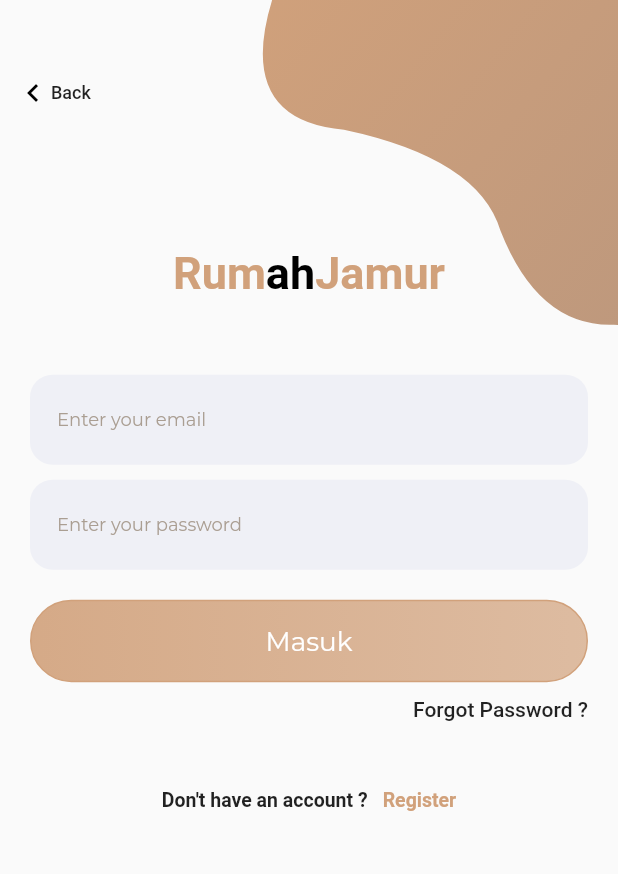
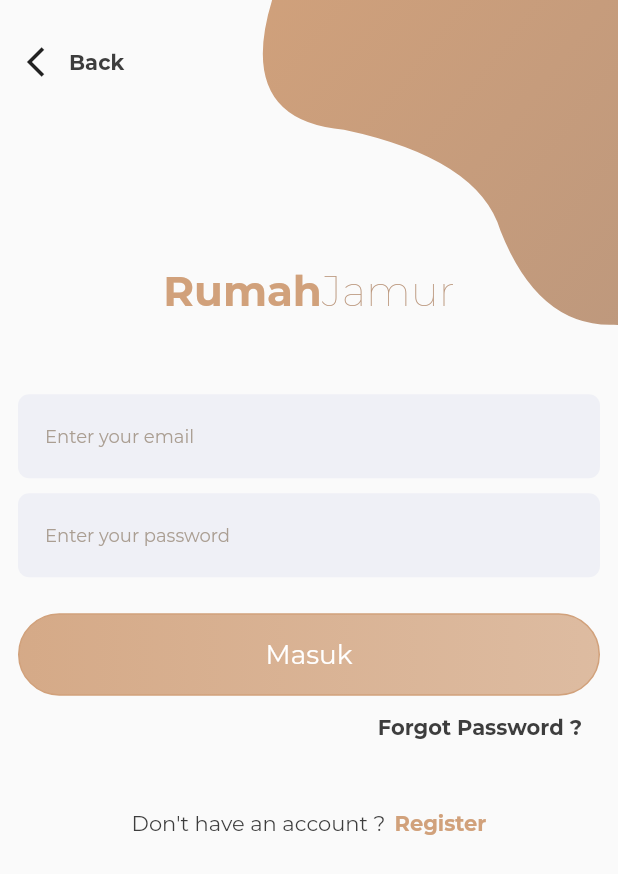
Before and after one commit to candraprasetya/rumah_jamur_app, a Flutter app: the screen it shows after launch, after a tap on "Masuk", on a phone screen of 412 x 824 dp. Shown: the top 874 px of the screen. Run offline on Flutter 3.47's test engine with Material 2 defaults, Android fonts, the phone set to English and light mode, and no system bars; drawn by our look-alikes of velocity_x; our stand-ins replace cloud_firestore, firebase_auth, firebase_core, firebase_storage, fl_chart, get and 4 more; missing offline and left inert: qrscan, spincircle_bottom_bar; accounts and stored records are empty.

Commit message:
Merapikan login screen

```diff
--- a/lib/main.dart
+++ b/lib/main.dart
@@ -48,6 +48,8 @@ class MyApp extends StatelessWidget {
         //Loading
         return Center(
           child: Container(
+            width: MediaQuery.of(context).size.width,
+            height: MediaQuery.of(context).size.height,
             color: Colors.white,
             child: CircularProgressIndicator(
               valueColor: AlwaysStoppedAnimation(Color(0xFFd1a17b)),
--- a/lib/screens/login_screen.dart
+++ b/lib/screens/login_screen.dart
@@ -8,27 +8,6 @@ class LoginScreen extends StatefulWidget {
 class _LoginScreenState extends State<LoginScreen> {
   TextEditingController emailController = TextEditingController();
   TextEditingController passController = TextEditingController();
-
-  Widget _backButton() {
-    return InkWell(
-      onTap: () {
-        Get.back();
-      },
-      child: Container(
-        padding: EdgeInsets.symmetric(horizontal: 10),
-        child: Row(
-          children: <Widget>[
-            Container(
-              padding: EdgeInsets.only(left: 0, top: 10, bottom: 10),
-              child: Icon(Icons.keyboard_arrow_left, color: Colors.black),
-            ),
-            Text('Back',
-                style: TextStyle(fontSize: 12, fontWeight: FontWeight.w500))
-          ],
-        ),
-      ),
-    );
-  }
 
   Widget _submitButton() {
     return MyButton(
@@ -71,26 +50,21 @@ class _LoginScreenState extends State<LoginScreen> {
           margin: EdgeInsets.symmetric(vertical: 20),
           padding: EdgeInsets.all(15),
           alignment: Alignment.bottomCenter,
-        child: Row(
-          mainAxisAlignment: MainAxisAlignment.center,
-          children: <Widget>[
-            Text(
-              'Don\'t have an account ?',
-              style: TextStyle(fontSize: 13, fontWeight: FontWeight.w600),
-            ),
-            SizedBox(
-              width: 10,
-            ),
-            Text(
-              'Register',
-              style: TextStyle(
-                  color: Warna.primary,
-                  fontSize: 13,
-                  fontWeight: FontWeight.w600),
-            ),
+          child: HStack(
+            [
+              'Don\'t have an account ?'
+                  .text
+                  .textStyle(primaryText.copyWith(fontSize: 14))
+                  .make(),
+              6.widthBox,
+              'Register'
+                  .text
+                  .textStyle(
+                      boldText.copyWith(fontSize: 14, color: Warna.primary))
+                  .make()
             ],
-        ),
-      ),
+            alignment: MainAxisAlignment.center,
+          )),
     );
   }
 
@@ -98,28 +72,18 @@ class _LoginScreenState extends State<LoginScreen> {
     return RichText(
       textAlign: TextAlign.center,
       text: TextSpan(
-          text: 'Rum',
-          style: TextStyle(
-            fontSize: 30,
-            fontWeight: FontWeight.w700,
-            color: Warna.primary,
-          ),
+          text: 'Rumah',
+          style: boldText.copyWith(fontSize: 28, color: Warna.primary),
           children: [
             TextSpan(
-              text: 'ah',
-              style: TextStyle(color: Colors.black, fontSize: 30),
-            ),
-            TextSpan(
                 text: 'Jamur',
-              style: TextStyle(color: Warna.primary, fontSize: 30),
-            ),
+                style: lightText.copyWith(fontSize: 28, color: Warna.accent)),
           ]),
     );
   }
 
   Widget _emailPasswordWidget() {
-    return Column(
-      children: <Widget>[
+    return VStack([
       TextFieldKu(
         keterangan: "Enter your email",
         controller: emailController,
@@ -132,50 +96,48 @@ class _LoginScreenState extends State<LoginScreen> {
         inputType: TextInputType.visiblePassword,
         isPassword: true,
       ),
-      ],
-    );
+    ]);
   }
 
   @override
   Widget build(BuildContext context) {
-    final height = MediaQuery.of(context).size.height;
     return Scaffold(
-        body: Container(
-      height: height,
-      child: Stack(
-        children: <Widget>[
+        body: VxBox(
+      child: ZStack(
+        [
           Positioned(
-              top: -height * .20,
-              right: -MediaQuery.of(context).size.width * .4,
+              top: -context.screenHeight * .20,
+              right: -context.screenWidth * .4,
               child: MyContainer()),
-          Container(
-            padding: EdgeInsets.symmetric(horizontal: 20),
-            child: SingleChildScrollView(
-              child: Column(
-                crossAxisAlignment: CrossAxisAlignment.center,
-                mainAxisAlignment: MainAxisAlignment.center,
-                children: <Widget>[
-                  SizedBox(height: height * .2),
+          VxBox(
+            child: VStack(
+              [
+                (context.screenHeight * .2).heightBox,
                 _title(),
-                  SizedBox(height: 50),
+                52.heightBox,
                 _emailPasswordWidget(),
-                  SizedBox(height: 20),
+                24.heightBox,
                 _submitButton(),
-                  Container(
-                    padding: EdgeInsets.symmetric(vertical: 10),
-                    alignment: Alignment.centerRight,
-                    child: Text('Forgot Password ?',
-                        style: TextStyle(
-                            fontSize: 14, fontWeight: FontWeight.w500)),
+                'Forgot Password ?'
+                    .text
+                    .textStyle(boldText)
+                    .make()
+                    .p12()
+                    .objectCenterRight(),
+                _createAccountLabel().objectBottomCenter(),
+              ],
+              alignment: MainAxisAlignment.center,
+              crossAlignment: CrossAxisAlignment.center,
+              axisSize: MainAxisSize.max,
+            ).scrollVertical(),
+          ).make().p12(),
+          BackButtonWidget(
+            title: 'Back',
+            iconData: Icons.arrow_back_ios_outlined,
+            onPressed: () => Get.back(),
           ),
-                  _createAccountLabel(),
         ],
       ),
-            ),
-          ),
-          Positioned(top: 40, left: 0, child: _backButton()),
-        ],
-      ),
-    ));
+    ).make());
   }
 }
--- a/lib/screens/register_screen.dart
+++ b/lib/screens/register_screen.dart
@@ -16,20 +16,20 @@ class _RegisterScreenState extends State<RegisterScreen> {
         onTap: () {
           Navigator.pop(context);
         },
-      child: Container(
-        padding: EdgeInsets.symmetric(horizontal: 10),
-        child: Row(
-          children: <Widget>[
-            Container(
-              padding: EdgeInsets.only(left: 0, top: 10, bottom: 10),
-              child: Icon(Icons.keyboard_arrow_left, color: Colors.black),
-            ),
-            Text('Back',
-                style: TextStyle(fontSize: 12, fontWeight: FontWeight.w500))
+        child: HStack(
+          [
+            IconButton(
+                icon: Icon(Icons.arrow_back_ios_outlined),
+                color: Warna.darkBrown,
+                onPressed: () => Get.back()),
+            'Back'
+                .text
+                .color(Warna.darkBrown)
+                .textStyle(boldText.copyWith(fontSize: 12))
+                .make()
           ],
-        ),
-      ),
-    );
+          crossAlignment: CrossAxisAlignment.center,
+        ));
   }
 
   Widget _submitButton() {
@@ -115,54 +115,43 @@ class _RegisterScreenState extends State<RegisterScreen> {
     return RichText(
       textAlign: TextAlign.center,
       text: TextSpan(
-          text: 'Rum',
-          style: TextStyle(
-            fontSize: 30,
-            fontWeight: FontWeight.w700,
-            color: Color(0xffe46b10),
-          ),
+          text: 'Rumah',
+          style: boldText.copyWith(fontSize: 28, color: Warna.primary),
           children: [
             TextSpan(
-              text: 'ah',
-              style: TextStyle(color: Colors.black, fontSize: 30),
-            ),
-            TextSpan(
                 text: 'Jamur',
-              style: TextStyle(color: Color(0xffe46b10), fontSize: 30),
-            ),
+                style: lightText.copyWith(fontSize: 28, color: Warna.accent)),
           ]),
     );
   }
 
   Widget _emailPasswordWidget() {
-    return Column(
-      children: <Widget>[
+    return VStack([
       TextFieldKu(
         controller: nameController,
-          keterangan: 'inputkan nama',
+        keterangan: 'masukkan nama kamu',
         inputType: TextInputType.name,
       ),
       10.heightBox,
       TextFieldKu(
         controller: nimController,
-          keterangan: 'inputkan nim',
+        keterangan: 'masukkan nim kamu',
         inputType: TextInputType.text,
       ),
       10.heightBox,
       TextFieldKu(
         controller: emailController,
-          keterangan: 'inputkan email',
+        keterangan: 'masukkan email kamu',
         inputType: TextInputType.emailAddress,
       ),
       10.heightBox,
       TextFieldKu(
         controller: passController,
-          keterangan: 'inputkan password',
+        keterangan: 'masukkan password kamu',
         inputType: TextInputType.visiblePassword,
         isPassword: true,
       ),
-      ],
-    );
+    ]);
   }
 
   @override
--- a/lib/screens/welcome_screen.dart
+++ b/lib/screens/welcome_screen.dart
@@ -29,21 +29,12 @@ class _WelcomeScreenState extends State<WelcomeScreen> {
     return RichText(
       textAlign: TextAlign.center,
       text: TextSpan(
-          text: 'Rum',
-          style: TextStyle(
-            fontSize: 30,
-            fontWeight: FontWeight.w700,
-            color: Colors.white,
-          ),
+          text: 'Rumah',
+          style: boldText.copyWith(fontSize: 28),
           children: [
             TextSpan(
-              text: 'ah',
-              style: TextStyle(color: Colors.black, fontSize: 30),
-            ),
-            TextSpan(
-              text: 'Jamur',
-              style: TextStyle(color: Colors.white, fontSize: 30),
-            ),
+                text: 'Jamur',
+                style: lightText.copyWith(fontSize: 28, color: Colors.white)),
           ]),
     );
   }
--- a/lib/utils/shared_value.dart
+++ b/lib/utils/shared_value.dart
@@ -50,5 +50,6 @@ TextStyle boldText = TextStyle(
 TextStyle lightText = TextStyle(
   fontFamily: "Montserrat",
   color: Warna.darkBrown,
+  fontWeight: FontWeight.w200,
   fontSize: 14,
 );
--- /dev/null
+++ b/lib/widgets/back_button_widget.dart
@@ -0,0 +1,36 @@
+part of 'widgets.dart';
+
+class BackButtonWidget extends StatelessWidget {
+  final IconData iconData;
+  final Function onPressed;
+  final String title;
+  final Color color;
+
+  const BackButtonWidget(
+      {Key key,
+      this.iconData,
+      this.onPressed,
+      this.title,
+      this.color = Colors.transparent})
+      : super(key: key);
+
+  @override
+  Widget build(BuildContext context) {
+    return SafeArea(
+        child: VxBox(
+                child: HStack(
+      [
+        Icon(iconData),
+        10.widthBox,
+        title.text.textStyle(boldText).maxLines(1).make(),
+      ],
+      crossAlignment: CrossAxisAlignment.center,
+      alignment: MainAxisAlignment.start,
+    ))
+            .p12
+            .size(context.screenWidth, context.percentHeight * 10)
+            .color(color)
+            .make()
+            .onTap(onPressed));
+  }
+}
--- a/lib/widgets/textfield_widget.dart
+++ b/lib/widgets/textfield_widget.dart
@@ -6,7 +6,10 @@ class TextFieldKu extends StatelessWidget {
   final TextInputType inputType;
   final bool isPassword;
   TextFieldKu(
-      {this.controller, this.keterangan, this.inputType, this.isPassword});
+      {this.controller,
+      this.keterangan = "Keterangan",
+      this.inputType,
+      this.isPassword});
 
   @override
   Widget build(BuildContext context) {
@@ -20,7 +23,7 @@ class TextFieldKu extends StatelessWidget {
       obscureText: isPassword ?? false,
       decoration: InputDecoration(
           border: InputBorder.none,
-          hintText: keterangan ?? "Keterangan",
+          hintText: keterangan,
           hintStyle: primaryText.copyWith(
             fontSize: 12,
             color: Warna.rosyBrown,
@@ -28,11 +31,11 @@ class TextFieldKu extends StatelessWidget {
     ))
         .padding(EdgeInsets.symmetric(
           horizontal: 18,
-          vertical: 6,
+          vertical: 4,
         ))
         .width(context.screenWidth)
         .hexColor('#EFF0F6')
-        .rounded
+        .roundedSM
         .make();
   }
 }
--- a/lib/widgets/widgets.dart
+++ b/lib/widgets/widgets.dart
@@ -8,3 +8,4 @@ part 'textfield_widget.dart';
 part 'button_widget.dart';
 part 'container_widget.dart';
 part 'barchart_widget.dart';
+part 'back_button_widget.dart';
--- a/pubspec.yaml
+++ b/pubspec.yaml
@@ -75,10 +75,12 @@ flutter:
         - asset: assets/fonts/Montserrat-Regular.ttf
         - asset: assets/fonts/Montserrat-Italic.ttf
           style: italic
-        - asset: assets/fonts/Montserrat-bold.ttf
+        - asset: assets/fonts/Montserrat-Bold.ttf
           weight: 700
-        - asset: assets/fonts/Montserrat-light.ttf
+        - asset: assets/fonts/Montserrat-Light.ttf
           weight: 200
+        - asset: assets/fonts/Montserrat-Thin.ttf
+          weight: 100
   #   - family: Trajan Pro
   #     fonts:
   #       - asset: fonts/TrajanPro.ttf
```
Also changed, not shown: assets/fonts/Montserrat-Thin.ttf (added). Lines whose indentation alone changed are shown as unchanged.
